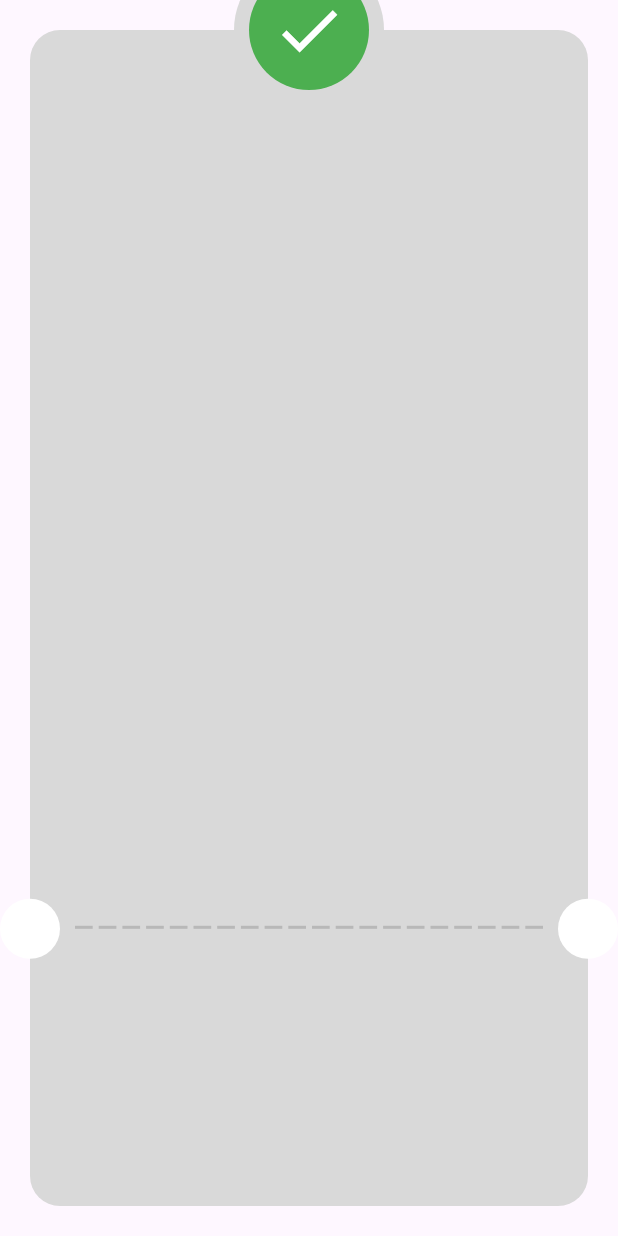
After one commit to Eslamadelelkhouly/payment, a Flutter app: the ThankView screen opened directly, on a phone screen of 412 x 824 dp. The commit adds this screen. Run offline on Flutter 3.47's test engine with Material 3 defaults, Android fonts, the phone set to English and light mode, and no system bars; our stand-ins replace flutter_credit_card, flutter_svg.

Commit message:
refactor thank view

```diff
--- /dev/null
+++ b/lib/Features/checkout/presentation/views/widgets/custom_check_icon.dart
@@ -0,0 +1,24 @@
+import 'package:flutter/material.dart';
+
+class CustomCheckIcon extends StatelessWidget {
+  const CustomCheckIcon({
+    super.key,
+  });
+
+  @override
+  Widget build(BuildContext context) {
+    return CircleAvatar(
+      radius: 50,
+      backgroundColor: Color(0xFFD9D9D9),
+      child: CircleAvatar(
+        radius: 40,
+        backgroundColor: Colors.green,
+        child: Icon(
+          size: 50,
+          Icons.check,
+          color: Colors.white,
+        ),
+      ),
+    );
+  }
+}
--- /dev/null
+++ b/lib/Features/checkout/presentation/views/widgets/custom_dashed_line.dart
@@ -0,0 +1,25 @@
+import 'package:flutter/material.dart';
+
+class CustomDashedLine extends StatelessWidget {
+  const CustomDashedLine({
+    super.key,
+  });
+
+  @override
+  Widget build(BuildContext context) {
+    return Row(
+      children: List.generate(
+        20,
+        (index) => Expanded(
+          child: Padding(
+            padding: const EdgeInsets.symmetric(horizontal: 2),
+            child: Container(
+              height: 2,
+              color: Color(0xFFB8B8B8),
+            ),
+          ),
+        ),
+      ),
+    );
+  }
+}
--- /dev/null
+++ b/lib/Features/checkout/presentation/views/widgets/thank_card.dart
@@ -0,0 +1,19 @@
+import 'package:flutter/material.dart';
+
+class ThankCard extends StatelessWidget {
+  const ThankCard({
+    super.key,
+  });
+
+  @override
+  Widget build(BuildContext context) {
+    return Container(
+      decoration: ShapeDecoration(
+        color: Color(0xFFD9D9D9),
+        shape: RoundedRectangleBorder(
+          borderRadius: BorderRadius.circular(20),
+        ),
+      ),
+    );
+  }
+}
--- a/lib/Features/checkout/presentation/views/widgets/thank_view_body.dart
+++ b/lib/Features/checkout/presentation/views/widgets/thank_view_body.dart
@@ -1,4 +1,7 @@
 import 'package:flutter/material.dart';
+import 'package:paymentapp/Features/checkout/presentation/views/widgets/custom_check_icon.dart';
+import 'package:paymentapp/Features/checkout/presentation/views/widgets/custom_dashed_line.dart';
+import 'package:paymentapp/Features/checkout/presentation/views/widgets/thank_card.dart';
 
 class ThankViewBody extends StatelessWidget {
   const ThankViewBody({super.key});
@@ -10,32 +13,12 @@ class ThankViewBody extends StatelessWidget {
       child: Stack(
         clipBehavior: Clip.none,
         children: [
-          Container(
-            decoration: ShapeDecoration(
-              color: Color(0xFFD9D9D9),
-              shape: RoundedRectangleBorder(
-                borderRadius: BorderRadius.circular(20),
-              ),
-            ),
-          ),
+          const ThankCard(),
           Positioned(
             bottom: MediaQuery.sizeOf(context).height * .2 + 20,
             left: 20 + 8,
             right: 20 + 8,
-            child: Row(
-              children: List.generate(
-                20,
-                (index) => Expanded(
-                  child: Padding(
-                    padding: const EdgeInsets.symmetric(horizontal: 2),
-                    child: Container(
-                      height: 2,
-                      color: Color(0xFFB8B8B8),
-                    ),
-                  ),
-                ),
-              ),
-            ),
+            child: const CustomDashedLine(),
           ),
           Positioned(
             left: -20,
@@ -55,19 +38,7 @@ class ThankViewBody extends StatelessWidget {
             top: -50,
             left: 0,
             right: 0,
-            child: CircleAvatar(
-              radius: 50,
-              backgroundColor: Color(0xFFD9D9D9),
-              child: CircleAvatar(
-                radius: 40,
-                backgroundColor: Colors.green,
-                child: Icon(
-                  size: 50,
-                  Icons.check,
-                  color: Colors.white,
-                ),
-              ),
-            ),
+            child: const CustomCheckIcon(),
           ),
         ],
       ),
```
